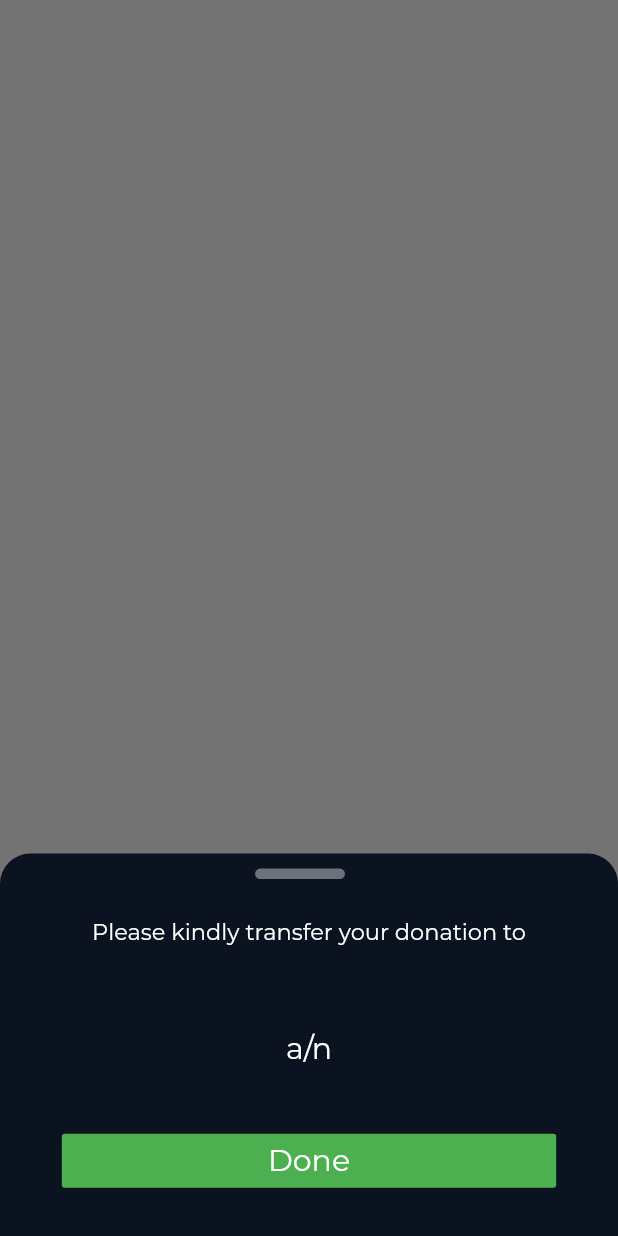
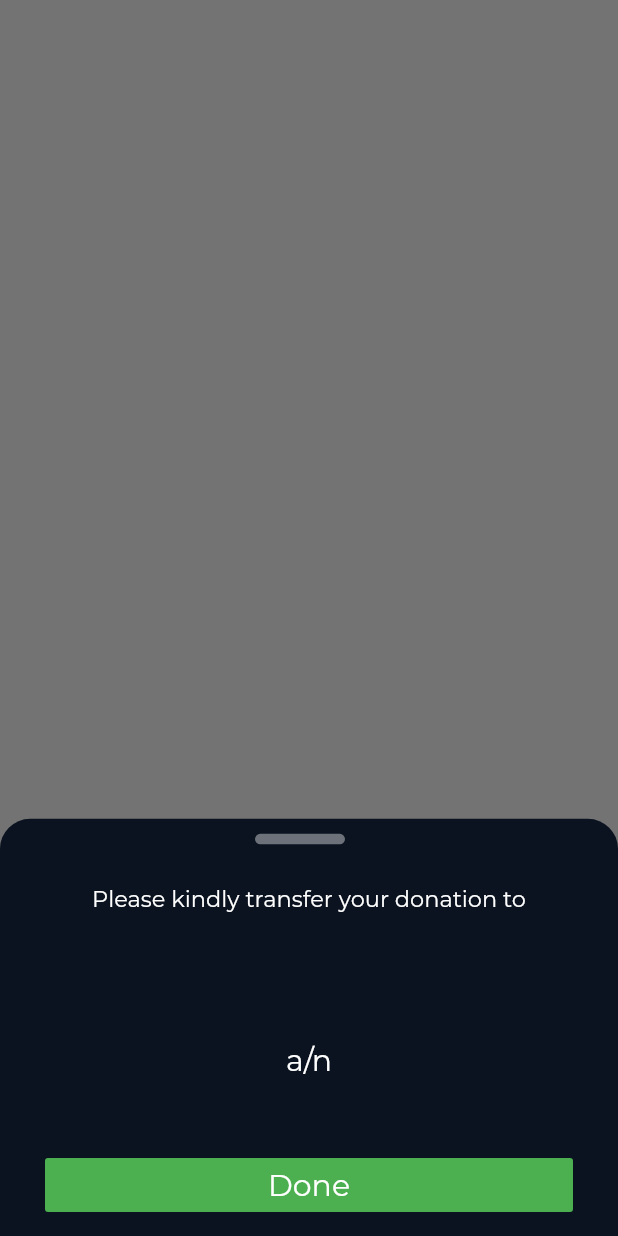
Before and after one commit to KevinYobeth/Ever, a Flutter app: what donationBottomSheet() shows on an empty page, opened directly with empty values, on a phone screen of 412 x 824 dp. Run offline on Flutter 3.47's test engine with Material 2 defaults, Android fonts, the phone set to English and light mode, and no system bars; our stand-ins replace firebase_auth, firebase_database; accounts and stored records are empty.

Commit message:
[Mesyella] Update donation bottom sheet

```diff
--- a/lib/template/donationBottomSheet.dart
+++ b/lib/template/donationBottomSheet.dart
@@ -1,17 +1,16 @@
 import 'package:flutter/material.dart';
 import 'package:Ever/template/colors.dart';
 
-void donationBottomSheet(context,
-    {String bankAccount, String bankAccountName}) {
+void donationThankyouBottomSheet(context) {
   showModalBottomSheet(
     context: context,
     elevation: 0,
     backgroundColor: Colors.transparent,
     builder: (BuildContext bc) {
       return FractionallySizedBox(
-        heightFactor: (MediaQuery.of(context).size.height * 0.55)/ MediaQuery.of(context).size.height,
+        heightFactor: (MediaQuery.of(context).size.height * 0.6) /
+            MediaQuery.of(context).size.height,
         child: Container(
-          height: 1000,
           decoration: BoxDecoration(
             color: darkBackgroundColor,
             borderRadius: BorderRadius.only(
@@ -37,9 +36,110 @@ void donationBottomSheet(context,
                 minChildSize: 0.5,
                 builder:
                     (BuildContext context, ScrollController scrollController) {
-                  return SingleChildScrollView(
+                  return Wrap(
+                    children: <Widget>[
+                      Padding(
+                        padding: const EdgeInsets.symmetric(vertical: 50),
+                        child: Center(
+                          child: Column(
+                            crossAxisAlignment: CrossAxisAlignment.center,
+                            mainAxisAlignment: MainAxisAlignment.center,
+                            children: <Widget>[
+                              Icon(
+                                Icons.check_circle,
+                                color: Colors.green,
+                                size: 70,
+                              ),
+                              SizedBox(
+                                height: 10,
+                              ),
+                              Text(
+                                'Thank you for your donation',
+                                style: TextStyle(
+                                    fontFamily: 'Montserrat',
+                                    fontSize: 15,
+                                    color: white),
+                              )
+                            ],
+                          ),
+                        ),
+                      ),
+                    ],
+                  );
+                },
+              ),
+              Positioned(
+                bottom: 10,
+                left: 30,
+                right: 30,
+                child: Container(
+                  decoration:
+                      BoxDecoration(borderRadius: BorderRadius.circular(10)),
+                  child: FlatButton(
+                    color: Colors.grey[800],
+                    child: Text(
+                      'Return',
+                      style: TextStyle(
+                        fontFamily: 'Montserrat',
+                        color: white,
+                        fontSize: 20,
+                      ),
+                    ),
+                    onPressed: () {
+                      Navigator.of(context).pop();
+                    },
+                  ),
+                ),
+              ),
+            ],
+          ),
+        ),
+      );
+    },
+  );
+}
+
+void donationBottomSheet(context,
+    {String bankAccount, String bankAccountName}) {
+  showModalBottomSheet(
+    context: context,
+    elevation: 0,
+    backgroundColor: Colors.transparent,
+    builder: (BuildContext bc) {
+      return FractionallySizedBox(
+        heightFactor: (MediaQuery.of(context).size.height * 0.6) /
+            MediaQuery.of(context).size.height,
+        child: Container(
+          decoration: BoxDecoration(
+            color: darkBackgroundColor,
+            borderRadius: BorderRadius.only(
+              topLeft: Radius.circular(20),
+              topRight: Radius.circular(20),
+            ),
+          ),
+          child: Stack(
+            children: <Widget>[
+              Padding(
+                padding: EdgeInsets.fromLTRB(170, 10, 170, 0),
+                child: Container(
+                  height: 7,
+                  width: 60,
+                  decoration: BoxDecoration(
+                    color: Color.fromRGBO(255, 255, 255, 0.4),
+                    borderRadius: BorderRadius.circular(20),
+                  ),
+                ),
+              ),
+              DraggableScrollableSheet(
+                initialChildSize: 0.95,
+                minChildSize: 0.5,
+                builder:
+                    (BuildContext context, ScrollController scrollController) {
+                  return Wrap(
+                    children: <Widget>[
+                      Center(
                         child: Padding(
-                      padding: const EdgeInsets.fromLTRB(10, 30, 10, 0),
+                          padding: const EdgeInsets.only(top: 30),
                           child: Column(
                             crossAxisAlignment: CrossAxisAlignment.center,
                             children: <Widget>[
@@ -50,7 +150,7 @@ void donationBottomSheet(context,
                                     fontSize: 15,
                                   )),
                               SizedBox(
-                            height: 20,
+                                height: 30,
                               ),
                               Text('$bankAccount',
                                   style: TextStyle(
@@ -58,6 +158,9 @@ void donationBottomSheet(context,
                                       color: white,
                                       fontSize: 30,
                                       fontWeight: FontWeight.bold)),
+                              SizedBox(
+                                height: 20,
+                              ),
                               Text('a/n',
                                   style: TextStyle(
                                     fontFamily: 'Montserrat',
@@ -70,12 +173,24 @@ void donationBottomSheet(context,
                                     color: white,
                                     fontSize: 20,
                                   )),
-                          SizedBox(height: 15,),
-                          Container(
-                            width: MediaQuery.of(context).size.width * 0.8,
-                             decoration: BoxDecoration(
-                               borderRadius: BorderRadius.circular(10)
+                              SizedBox(
+                                height: 15,
                               ),
+                            ],
+                          ),
+                        ),
+                      ),
+                    ],
+                  );
+                },
+              ),
+              Positioned(
+                bottom: 10,
+                left: 30,
+                right: 30,
+                child: Container(
+                  decoration:
+                      BoxDecoration(borderRadius: BorderRadius.circular(10)),
                   child: FlatButton(
                     color: Colors.green,
                     child: Text(
@@ -88,14 +203,10 @@ void donationBottomSheet(context,
                     ),
                     onPressed: () {
                       Navigator.of(context).pop();
+                      donationThankyouBottomSheet(context);
                     },
-                              )
-                          ),
-                        ],
                   ),
                 ),
-                  );
-                },
               ),
             ],
           ),
```
Lines whose indentation alone changed are shown as unchanged.
